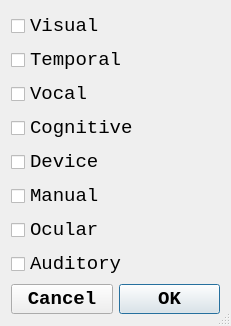
The window that epicpy/uifiles/tracesettingsui.ui (travisseymour/EPICpy) describes before a commit, drawn with Qt 5.
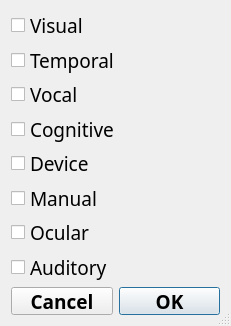
The same window after the commit.

What changed in the file:
```diff
--- a/epicpy/uifiles/tracesettingsui.ui
+++ b/epicpy/uifiles/tracesettingsui.ui
@@ -24,7 +24,7 @@
   </property>
   <property name="font">
    <font>
-    <family>Consolas</family>
+    <family>Fira Mono</family>
     <pointsize>14</pointsize>
    </font>
   </property>
@@ -41,7 +41,7 @@
       <widget class="QCheckBox" name="checkBoxVisual">
        <property name="font">
         <font>
-         <family>Consolas</family>
+         <family>Fira Mono</family>
          <pointsize>14</pointsize>
         </font>
        </property>
@@ -54,7 +54,7 @@
       <widget class="QCheckBox" name="checkBoxTemporal">
        <property name="font">
         <font>
-         <family>Consolas</family>
+         <family>Fira Mono</family>
          <pointsize>14</pointsize>
         </font>
        </property>
@@ -67,7 +67,7 @@
       <widget class="QCheckBox" name="checkBoxVocal">
        <property name="font">
         <font>
-         <family>Consolas</family>
+         <family>Fira Mono</family>
          <pointsize>14</pointsize>
         </font>
        </property>
@@ -80,7 +80,7 @@
       <widget class="QCheckBox" name="checkBoxCognitive">
        <property name="font">
         <font>
-         <family>Consolas</family>
+         <family>Fira Mono</family>
          <pointsize>14</pointsize>
         </font>
        </property>
@@ -93,7 +93,7 @@
       <widget class="QCheckBox" name="checkBoxDevice">
        <property name="font">
         <font>
-         <family>Consolas</family>
+         <family>Fira Mono</family>
          <pointsize>14</pointsize>
         </font>
        </property>
@@ -106,7 +106,7 @@
       <widget class="QCheckBox" name="checkBoxManual">
        <property name="font">
         <font>
-         <family>Consolas</family>
+         <family>Fira Mono</family>
          <pointsize>14</pointsize>
         </font>
        </property>
@@ -119,7 +119,7 @@
       <widget class="QCheckBox" name="checkBoxOcular">
        <property name="font">
         <font>
-         <family>Consolas</family>
+         <family>Fira Mono</family>
          <pointsize>14</pointsize>
         </font>
        </property>
@@ -132,7 +132,7 @@
       <widget class="QCheckBox" name="checkBoxAuditory">
        <property name="font">
         <font>
-         <family>Consolas</family>
+         <family>Fira Mono</family>
          <pointsize>14</pointsize>
         </font>
        </property>
@@ -147,9 +147,8 @@
         <widget class="QPushButton" name="pushButtonCancel">
          <property name="font">
           <font>
-           <family>Consolas</family>
+           <family>Fira Mono</family>
            <pointsize>14</pointsize>
-           <weight>75</weight>
            <bold>true</bold>
           </font>
          </property>
@@ -162,9 +161,8 @@
         <widget class="QPushButton" name="pushButtonOK">
          <property name="font">
           <font>
-           <family>Consolas</family>
+           <family>Fira Mono</family>
            <pointsize>14</pointsize>
-           <weight>75</weight>
            <bold>true</bold>
           </font>
          </property>
```
